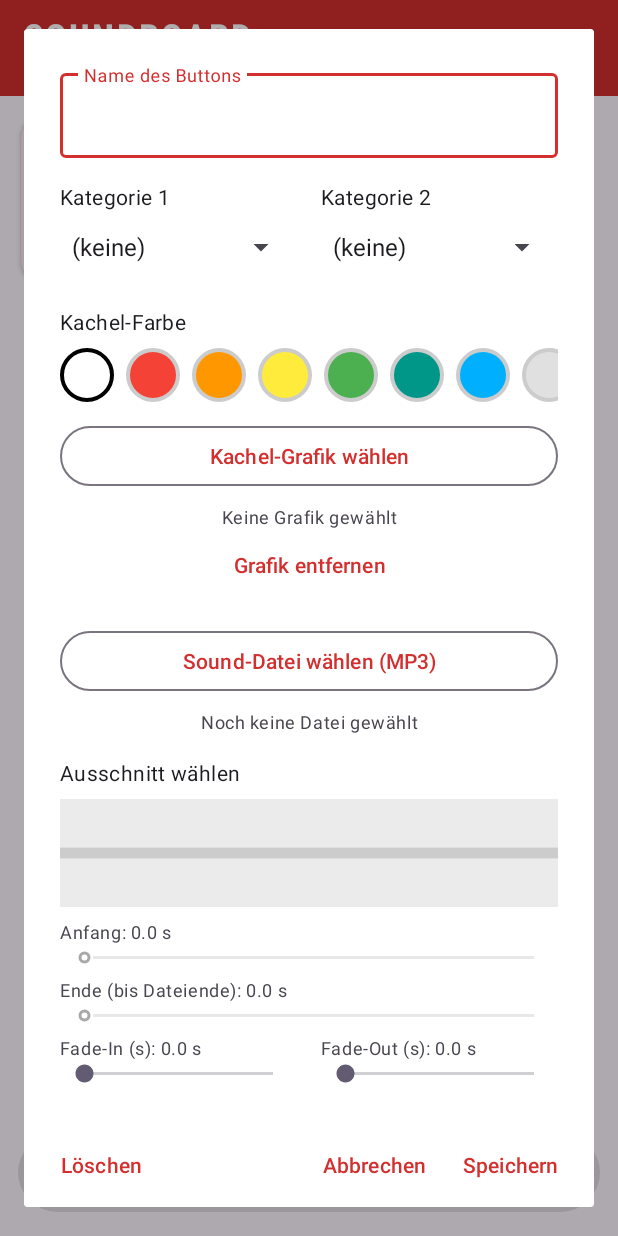
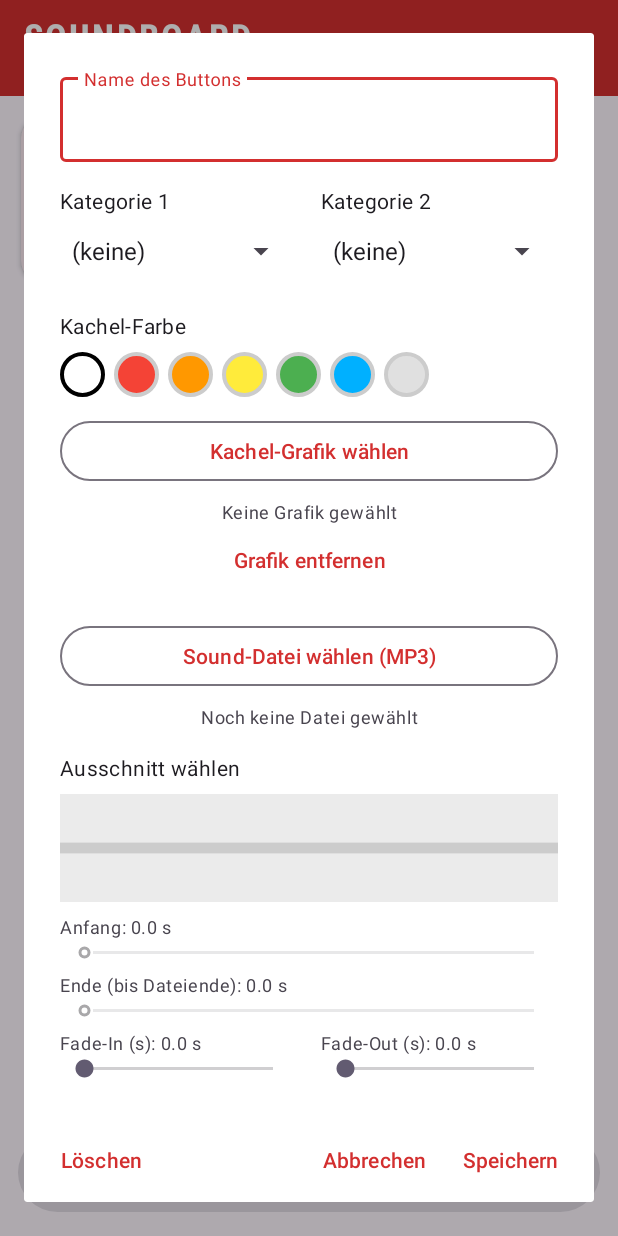
Before and after one commit to Thomas-Eichel/Soundboard, an Android app: the screen it shows after launch (MainActivity), after a tap on an icon or button, on a phone screen of 412 x 824 dp. Run offline under Robolectric (Android 15) with nearby library versions, the phone set to English and light mode, and no system bars; 1 other tap on this screen came first.

Commit message:
Remove dark green (#009688) from color presets, smaller swatches (30dp); category text on tiles always white; fix replay-after-STOP: onPrepared now explicitly sets volume 1 (or 0 for fade-in) before start, so a sound is audible again after the quick-fade stop left volume at 0
Co-authored-by: Thomas-Eichel <Thomas-Eichel@users.noreply.github.com>

```diff
--- a/app/src/main/java/com/example/soundboard/MainActivity.kt
+++ b/app/src/main/java/com/example/soundboard/MainActivity.kt
@@ -568,8 +568,8 @@ class MainActivity : AppCompatActivity() {
         val density = resources.displayMetrics.density
         (listOf<String?>(null) + PRESET_COLORS).forEach { hex ->
             val swatch = View(this).apply {
-                val size = (36 * density).toInt()
-                val margin = (8 * density).toInt()
+                val size = (30 * density).toInt()
+                val margin = (6 * density).toInt()
                 layoutParams = LinearLayout.LayoutParams(size, size).apply { marginEnd = margin }
                 background = GradientDrawable().apply {
                     shape = GradientDrawable.OVAL
@@ -625,7 +625,7 @@ class MainActivity : AppCompatActivity() {
         private const val GRID_COLUMNS = 3
         private const val FADE_SLIDER_MAX_MS = 10_000
         private val PRESET_COLORS = listOf(
-            "#F44336", "#FF9800", "#FFEB3B", "#4CAF50", "#009688",
+            "#F44336", "#FF9800", "#FFEB3B", "#4CAF50",
             "#00B0FF", "#E0E0E0"
         )
     }
--- a/app/src/main/java/com/example/soundboard/SoundAdapter.kt
+++ b/app/src/main/java/com/example/soundboard/SoundAdapter.kt
@@ -84,8 +84,8 @@ class SoundAdapter(
                 tv.data
             }
             holder.binding.buttonName.setTextColor(textColor)
-            holder.binding.buttonCategory1.setTextColor(textColor)
-            holder.binding.buttonCategory2.setTextColor(textColor)
+            holder.binding.buttonCategory1.setTextColor(Color.WHITE)
+            holder.binding.buttonCategory2.setTextColor(Color.WHITE)
 
             val bgColor = sound.backgroundColor?.let { hex ->
                 try {
--- a/app/src/main/java/com/example/soundboard/SoundPlayer.kt
+++ b/app/src/main/java/com/example/soundboard/SoundPlayer.kt
@@ -113,10 +113,14 @@ class SoundPlayer(private val context: Context) {
                 } catch (_: Exception) {
                 }
             }
-            mp.start()
             val fadeInMs = (sound.fadeInSec * 1000.0).toLong()
             if (fadeInMs > 0) {
                 setVolumeSafe(0f)
+            } else {
+                setVolumeSafe(1f)
+            }
+            mp.start()
+            if (fadeInMs > 0) {
                 startFade(0f, 1f, fadeInMs, stopAtEnd = false)
             }
             handler.post(watchdog)
```
Also changed, not shown: 1 other file.
